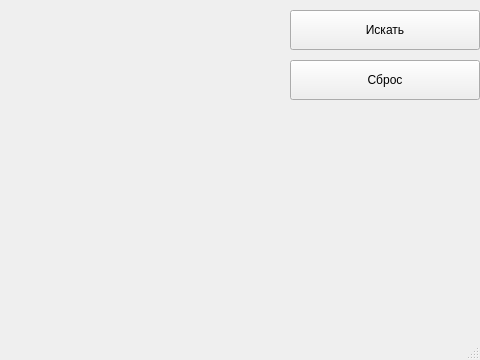
Old version of the form QtUI/ui/MainWindow.ui in the repository MrToxic-png/yamaps; both pictures show x 320 to 800 and y 140 to 500 of the 800 by 500 pixel window.
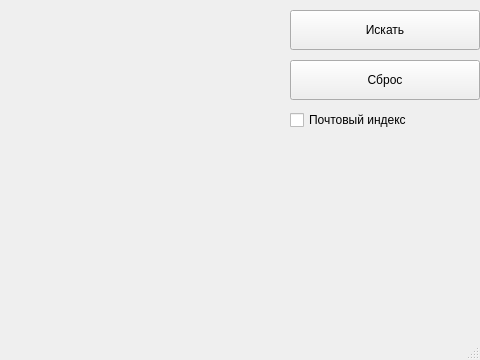
New version of the form.

What changed in the file:
```diff
--- a/QtUI/ui/MainWindow.ui
+++ b/QtUI/ui/MainWindow.ui
@@ -93,7 +93,7 @@
     <property name="geometry">
      <rect>
       <x>610</x>
-      <y>250</y>
+      <y>280</y>
       <width>190</width>
       <height>70</height>
      </rect>
@@ -108,6 +108,19 @@
      <bool>true</bool>
     </property>
    </widget>
+   <widget class="QCheckBox" name="postalCodeCheckBox">
+    <property name="geometry">
+     <rect>
+      <x>610</x>
+      <y>250</y>
+      <width>190</width>
+      <height>20</height>
+     </rect>
+    </property>
+    <property name="text">
+     <string>Почтовый индекс</string>
+    </property>
+   </widget>
   </widget>
   <widget class="QMenuBar" name="menubar">
    <property name="geometry">
```
